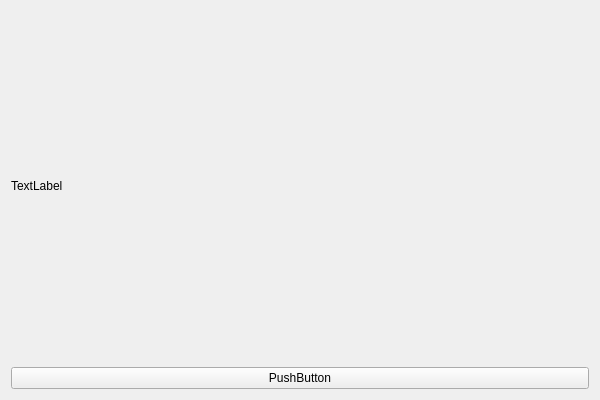
Qt form ObjectDetection/ObjectDetectionGUI.ui (ZzzzzzS/Yolov5OnTensorRTOnWindows) before a commit.
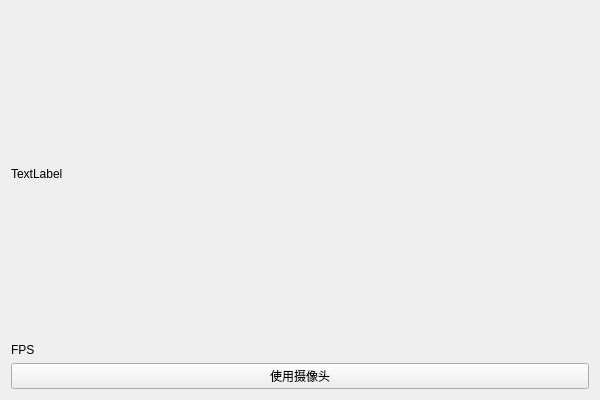
The same form after that commit. Custom widgets are drawn as their Qt base class.

Diff of the .ui file:
```diff
--- a/ObjectDetection/ObjectDetectionGUI.ui
+++ b/ObjectDetection/ObjectDetectionGUI.ui
@@ -17,16 +17,29 @@
    <item row="0" column="0">
     <layout class="QVBoxLayout" name="verticalLayout">
      <item>
-      <widget class="QLabel" name="label">
+      <widget class="ScrollScale" name="label">
+       <property name="sizePolicy">
+        <sizepolicy hsizetype="Expanding" vsizetype="Expanding">
+         <horstretch>0</horstretch>
+         <verstretch>0</verstretch>
+        </sizepolicy>
+       </property>
        <property name="text">
         <string>TextLabel</string>
        </property>
       </widget>
      </item>
+     <item>
+      <widget class="QLabel" name="label_2">
+       <property name="text">
+        <string>FPS</string>
+       </property>
+      </widget>
+     </item>
      <item>
       <widget class="QPushButton" name="pushButton">
        <property name="text">
-        <string>PushButton</string>
+        <string>使用摄像头</string>
        </property>
       </widget>
      </item>
@@ -35,6 +48,13 @@
   </layout>
  </widget>
  <layoutdefault spacing="6" margin="11"/>
+ <customwidgets>
+  <customwidget>
+   <class>ScrollScale</class>
+   <extends>QLabel</extends>
+   <header>ScrollScale.h</header>
+  </customwidget>
+ </customwidgets>
  <resources>
   <include location="ObjectDetectionGUI.qrc"/>
  </resources>
```
